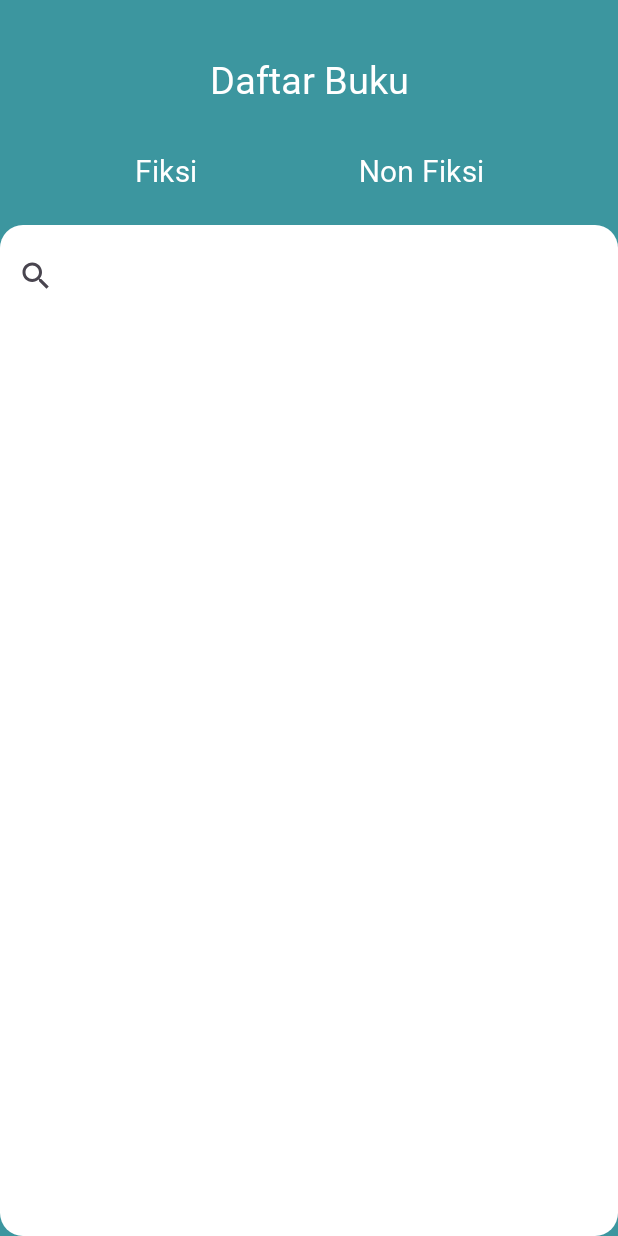
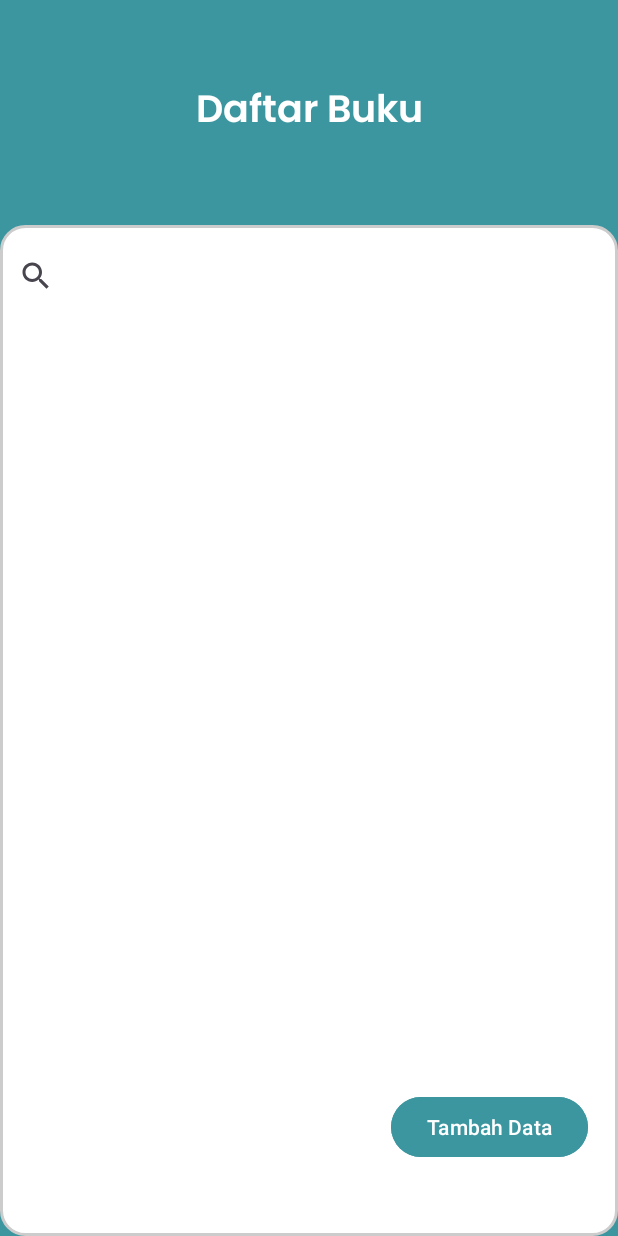
Before and after one commit to ilhamsuryap/perpusMobile, an Android app: the layout activity_daftar_buku.xml on its own in the app's theme, with its tools: preview values and no code run, on a phone screen of 412 x 824 dp. Run offline under Robolectric (Android 15) with nearby library versions, the phone set to English and light mode, and no system bars.

Commit message:
daftarbuku pinjambuku fragmenttambahbuku fragmentpinjambuku

```diff
--- /dev/null
+++ b/app/src/main/res/drawable/bgisikolom.xml
@@ -0,0 +1,15 @@
+<?xml version="1.0" encoding="utf-8"?>
+<shape xmlns:android="http://schemas.android.com/apk/res/android"
+    android:shape="rectangle">
+    <!-- Warna latar belakang form -->
+
+    <solid android:color="#FFFFFF" />
+    <!-- Membuat sudut melengkung -->
+
+    <corners android:radius="16dp"/>
+
+    <!-- Menambahkan bayangan atau border jika diperlukan -->
+    <stroke
+        android:width="2dp"
+        android:color="#CCCCCC"/>
+</shape>
--- a/app/src/main/res/layout/activity_daftar_buku.xml
+++ b/app/src/main/res/layout/activity_daftar_buku.xml
@@ -2,65 +2,43 @@
 <androidx.constraintlayout.widget.ConstraintLayout xmlns:android="http://schemas.android.com/apk/res/android"
     xmlns:app="http://schemas.android.com/apk/res-auto"
     xmlns:tools="http://schemas.android.com/tools"
-    android:id="@+id/main"
-    android:background="#3C969F"
+    android:id="@+id/daftarbuku"
     android:layout_width="match_parent"
     android:layout_height="match_parent"
-    tools:context=".daftar_buku">
+    android:background="#3C969F"
+    tools:context=".daftarbuku.DaftarBukuActivity">
 
 
 
-
-    <ImageView
-        android:id="@+id/imageView"
+<androidx.constraintlayout.widget.ConstraintLayout
     android:layout_width="match_parent"
     android:layout_height="match_parent"
-        app:layout_constraintBottom_toBottomOf="parent"
-        app:layout_constraintEnd_toEndOf="parent"
-        android:layout_marginTop="150dp"
-        app:layout_constraintStart_toStartOf="parent"
-        app:srcCompat="@drawable/kotak_putih" />
+    android:background="#3C969F">
 
     <TextView
         android:id="@+id/textView"
         android:layout_width="wrap_content"
         android:layout_height="wrap_content"
+        android:fontFamily="@font/poppinssemibold"
         android:text="Daftar Buku"
         android:textColor="@color/white"
         android:textSize="25sp"
-        android:layout_marginTop="35dp"
-        android:fontFamily="@font/PoppinsSemiBold"
+        app:layout_constraintBottom_toTopOf="@+id/imageView"
         app:layout_constraintEnd_toEndOf="parent"
         app:layout_constraintStart_toStartOf="parent"
         app:layout_constraintTop_toTopOf="parent" />
 
-    <Button
-        android:id="@+id/fiksi"
-        android:layout_width="wrap_content"
-        android:layout_height="wrap_content"
-        android:layout_marginLeft="65dp"
-        android:layout_marginTop="20dp"
-        android:backgroundTint="#00FFFFFF"
-        android:fontFamily="@font/PoppinsSemiBold"
-        android:text="Fiksi"
-        android:textColor="@color/white"
-        android:textSize="20sp"
+    <androidx.constraintlayout.widget.ConstraintLayout
+        android:id="@+id/imageView"
+        android:layout_width="match_parent"
+        android:layout_marginTop="150dp"
+        android:layout_height="match_parent"
+        android:background="@drawable/bgisikolom"
+        app:layout_constraintBottom_toBottomOf="parent"
+        app:layout_constraintEnd_toEndOf="parent"
         app:layout_constraintStart_toStartOf="parent"
-        app:layout_constraintTop_toBottomOf="@+id/textView" />
+        app:srcCompat="@drawable/kotak_putih">
 
-    <Button
-        android:id="@+id/non"
-        android:layout_width="wrap_content"
-        android:layout_height="wrap_content"
-        android:layout_marginTop="20dp"
-        android:layout_marginRight="65dp"
-        android:backgroundTint="#00FFFFFF"
-        android:fontFamily="@font/PoppinsSemiBold"
-        android:text="Non Fiksi"
-        android:textColor="@color/white"
-        android:textSize="20sp"
-        app:layout_constraintEnd_toEndOf="parent"
-        app:layout_constraintTop_toBottomOf="@+id/textView" />
 
         <SearchView
             android:id="@+id/searchView"
@@ -71,11 +49,30 @@
             app:layout_constraintTop_toTopOf="@+id/imageView" />
 
         <androidx.recyclerview.widget.RecyclerView
+            android:id="@+id/recyclerView2"
             android:layout_width="296dp"
             android:layout_height="195dp"
             app:layout_constraintEnd_toEndOf="@+id/imageView"
             app:layout_constraintStart_toStartOf="parent"
             app:layout_constraintTop_toBottomOf="@+id/searchView" />
 
+        <Button
+            android:id="@+id/btnTambahBuku"
+            android:layout_width="wrap_content"
+            android:layout_height="wrap_content"
+            android:text="Tambah Data"
+            android:backgroundTint="#3C969F"
+            android:layout_marginRight="20dp"
+            app:layout_constraintEnd_toEndOf="parent"
+            app:layout_constraintTop_toTopOf="@+id/guideline8" />
+
+        <androidx.constraintlayout.widget.Guideline
+            android:id="@+id/guideline8"
+            android:layout_width="wrap_content"
+            android:layout_height="wrap_content"
+            android:orientation="horizontal"
+            app:layout_constraintGuide_end="97dp" />
+    </androidx.constraintlayout.widget.ConstraintLayout>
+    </androidx.constraintlayout.widget.ConstraintLayout>
 
 </androidx.constraintlayout.widget.ConstraintLayout>
--- a/app/src/main/res/layout/editdatabuku.xml
+++ b/app/src/main/res/layout/editdatabuku.xml
@@ -5,7 +5,7 @@
     android:layout_width="match_parent"
     android:layout_height="match_parent"
     android:background="#F5F5F5"
-    tools:context=".MainActivity">
+    tools:context=".">
 
 
     <!-- Header -->
--- a/build.gradle.kts
+++ b/build.gradle.kts
@@ -2,4 +2,5 @@
 plugins {
     alias(libs.plugins.android.application) apply false
     alias(libs.plugins.kotlin.android) apply false
+    id("com.google.devtools.ksp") version "2.0.20-1.0.24"
 }
--- a/gradle/libs.versions.toml
+++ b/gradle/libs.versions.toml
@@ -1,6 +1,6 @@
 [versions]
 agp = "8.6.0"
-kotlin = "1.9.0"
+kotlin = "2.0.20"
 coreKtx = "1.13.1"
 junit = "4.13.2"
 junitVersion = "1.2.1"
@@ -9,9 +9,11 @@ appcompat = "1.7.0"
 material = "1.12.0"
 activity = "1.9.2"
 constraintlayout = "2.1.4"
+roomCompiler = "2.6.1"
 
 [libraries]
 androidx-core-ktx = { group = "androidx.core", name = "core-ktx", version.ref = "coreKtx" }
+androidx-room-compiler = { module = "androidx.room:room-compiler", version.ref = "roomCompiler" }
 junit = { group = "junit", name = "junit", version.ref = "junit" }
 androidx-junit = { group = "androidx.test.ext", name = "junit", version.ref = "junitVersion" }
 androidx-espresso-core = { group = "androidx.test.espresso", name = "espresso-core", version.ref = "espressoCore" }
```
Also changed, not shown: app/build.gradle.kts (+17 -0 lines), app/src/main/AndroidManifest.xml (+12 -7 lines), app/src/main/java/com/example/perpustakaan/MainActivity.kt (+0 -7 lines), app/src/main/java/com/example/perpustakaan/daftar_buku.kt (deleted, +0 -20 lines), app/src/main/java/com/example/perpustakaan/daftarbuku/DaftarBukuActivity.kt (added, +31 -0 lines), app/src/main/java/com/example/perpustakaan/daftarbuku/FragmentTambahDataBuku.kt (added, +24 -0 lines), app/src/main/java/com/example/perpustakaan/pinjam/FragmentFormDataPinjam.kt (added, +26 -0 lines), app/src/main/java/com/example/perpustakaan/pinjam/PinjamBukuActivity.kt (added, +29 -0 lines), app/src/main/res/layout/activity_pinjam_buku.xml (added, +77 -0 lines), app/src/main/res/layout/fragment_form_data_pinjam.xml (added, +175 -0 lines), app/src/main/res/layout/fragment_tambahdatabuku.xml (renamed from app/src/main/res/layout/tambahdatabuku.xml). Lines whose indentation alone changed are shown as unchanged.
